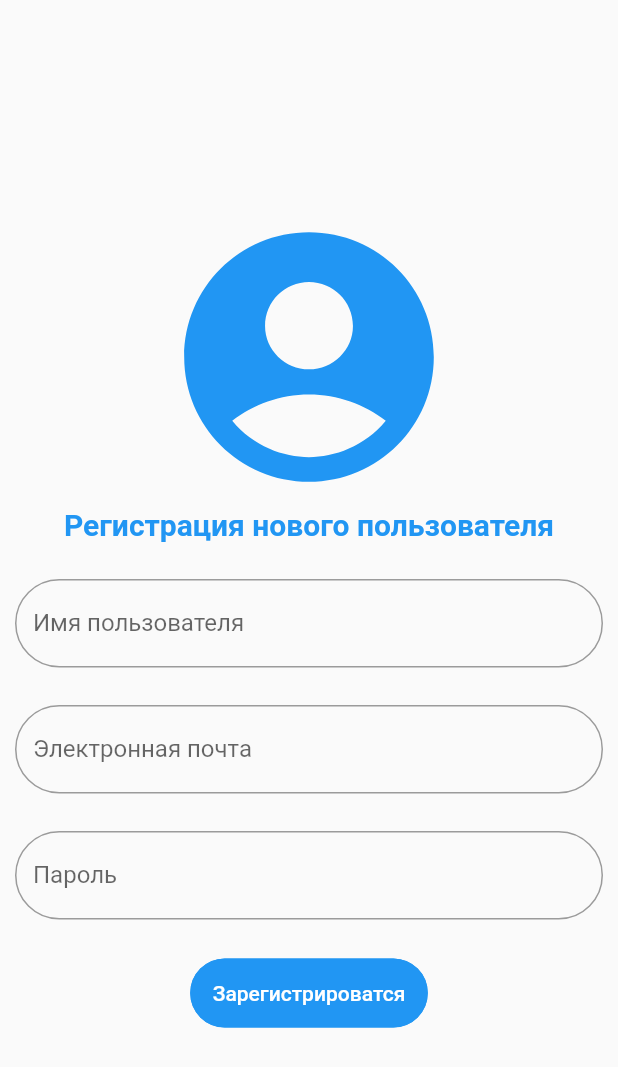
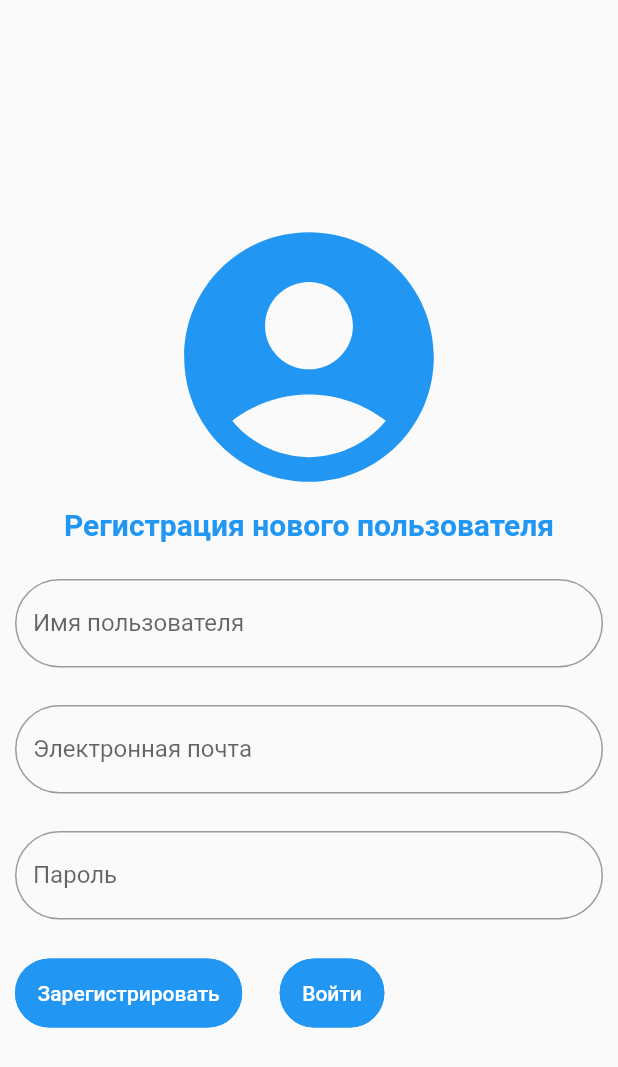
Before and after one commit to jepashe/septic, a Flutter app: the screen it shows after launch, on a phone screen of 412 x 824 dp. Shown: the top 1067 px of the screen. Run offline on Flutter 3.47's test engine with Material 2 defaults, Android fonts, the phone set to English and light mode, and no system bars; our stand-ins replace bloc, dio, equatable, firebase_core, firebase_messaging, flutter_bloc and 2 more; missing offline and left inert: flutter_phone_direct_caller; accounts and stored records are empty.

Commit message:
новый блок

```diff
--- a/septic/lib/blocs/load_app/load_bloc.dart
+++ b/septic/lib/blocs/load_app/load_bloc.dart
@@ -1,4 +1,4 @@
-import 'dart:convert';
+
 import 'package:bloc/bloc.dart';
 import 'package:septic/domain/store_repository.dart';
 import 'package:septic/entity/user.dart';
@@ -32,6 +32,8 @@ class LoadingAppBloc extends Bloc<LoadingAppEvent, LoadingAppState> {
 
       if (_storeRepository.checkIsEmpty()) {
         emit(LoadingAppWithoutUsersState());
+      } else {
+        emit(LoadingAppWithUsersState());
       }
       /*
       if (_storeRepository.checkConfirmPinUser()) {
--- a/septic/lib/blocs/load_app/load_state.dart
+++ b/septic/lib/blocs/load_app/load_state.dart
@@ -8,11 +8,7 @@ class LoadingAppStartState extends LoadingAppState {}
 class LoadingAppWithoutUsersState extends LoadingAppState {}
 
 // Если есть сохраненый пользователь в приложении
-class LoadingAppWithUsersState extends LoadingAppState {
-  final User user;
-
-  LoadingAppWithUsersState({required this.user});
-}
+class LoadingAppWithUsersState extends LoadingAppState {  }
 
 class LoadingAppSuccessState extends LoadingAppState {}
 
--- a/septic/lib/blocs/sign_up/signup_event.dart
+++ b/septic/lib/blocs/sign_in/sign_in_event.dart
@@ -1,12 +1,12 @@
-part of 'signup_bloc.dart';
+part of 'sign_in_bloc.dart';
 
-abstract class SignUpEvent {}
+abstract class SignInEvent {}
 
 // Для заполнения данных пользователя (Name, Email, Password)
-class SignUpEnteringFieldEvent extends SignUpEvent {}
+class SignUpEnteringFieldEvent extends SignInEvent {}
 
 // При нажатии кнопки зарегестрировать
-class SignUpNewUserEvent extends SignUpEvent {
+class SignUpNewUserEvent extends SignInEvent {
   String email, name, password;
   SignUpNewUserEvent({
     required this.email,
@@ -16,11 +16,11 @@ class SignUpNewUserEvent extends SignUpEvent {
 }
 
 // Для ввода кода подтверждения Email
-class SignUpEnteringConfirmCodeEmailEvent extends SignUpEvent {}
+class SignUpEnteringConfirmCodeEmailEvent extends SignInEvent {}
 
 // При нажатии кнопки подвердить Email
 
-class SignUpConfirmCodePinEvent extends SignUpEvent {
+class SignUpConfirmCodePinEvent extends SignInEvent {
   String code;
   SignUpConfirmCodePinEvent({
     required this.code,
@@ -28,7 +28,7 @@ class SignUpConfirmCodePinEvent extends SignUpEvent {
 }
 
 // Если Email подтвержден запрос на получение токена авторизации
-class SignUpGetTokenEvent extends SignUpEvent {
+class SignUpGetTokenEvent extends SignInEvent {
   String password;
   SignUpGetTokenEvent({
     required this.password,
--- a/septic/lib/blocs/sign_up/signup_bloc.dart
+++ b/septic/lib/blocs/sign_up/sign_up_bloc.dart
@@ -3,8 +3,8 @@ import 'package:equatable/equatable.dart';
 import 'package:septic/domain/auth_repository.dart';
 import 'package:septic/domain/store_repository.dart';
 
-part 'signup_event.dart';
-part 'signup_state.dart';
+part 'sign_up_event.dart';
+part 'sign_up_state.dart';
 
 class SignUpBloc extends Bloc<SignUpEvent, SignUpState> {
   SignUpBloc(
--- /dev/null
+++ b/septic/lib/blocs/sign_up/sign_up_event.dart
@@ -0,0 +1,36 @@
+part of 'sign_up_bloc.dart';
+
+abstract class SignUpEvent {}
+
+// Для заполнения данных пользователя (Name, Email, Password)
+class SignUpEnteringFieldEvent extends SignUpEvent {}
+
+// При нажатии кнопки зарегестрировать
+class SignUpNewUserEvent extends SignUpEvent {
+  String email, name, password;
+  SignUpNewUserEvent({
+    required this.email,
+    required this.name,
+    required this.password,
+  });
+}
+
+// Для ввода кода подтверждения Email
+class SignUpEnteringConfirmCodeEmailEvent extends SignUpEvent {}
+
+// При нажатии кнопки подвердить Email
+
+class SignUpConfirmCodePinEvent extends SignUpEvent {
+  String code;
+  SignUpConfirmCodePinEvent({
+    required this.code,
+  });
+}
+
+// Если Email подтвержден запрос на получение токена авторизации
+class SignUpGetTokenEvent extends SignUpEvent {
+  String password;
+  SignUpGetTokenEvent({
+    required this.password,
+  });
+}
--- a/septic/lib/blocs/sign_up/signup_state.dart
+++ b/septic/lib/blocs/sign_up/sign_up_state.dart
@@ -1,4 +1,4 @@
-part of 'signup_bloc.dart';
+part of 'sign_up_bloc.dart';
 
 abstract class SignUpState extends Equatable {}
 
--- a/septic/lib/core/app.dart
+++ b/septic/lib/core/app.dart
@@ -3,7 +3,8 @@ import 'package:flutter_bloc/flutter_bloc.dart';
 import 'package:hive_flutter/hive_flutter.dart';
 import 'package:septic/blocs/load_app/load_bloc.dart';
 import 'package:septic/blocs/septic_bloc/septic_bloc.dart';
-import 'package:septic/blocs/sign_up/signup_bloc.dart';
+import 'package:septic/blocs/sign_up/sign_up_bloc.dart';
+
 import 'package:septic/core/navigation.dart';
 import 'package:septic/domain/auth_repository.dart';
 import 'package:septic/domain/septic_repository.dart';
--- a/septic/lib/core/navigation.dart
+++ b/septic/lib/core/navigation.dart
@@ -1,11 +1,13 @@
 import 'package:flutter/material.dart';
-import 'package:septic/screens/signup_screen.dart';
+import 'package:septic/screens/sign_in_screen.dart';
+import 'package:septic/screens/sign_up_screen.dart';
 import 'package:septic/screens/splash_screen.dart';
 import 'package:septic/screens/title_screen.dart';
 
 abstract class MainNavigationRouteNames {
   static const splash = 'splash';
   static const signup = '/signup';
+  static const signin = '/signin';
   static const titleScreen = '/title_screen';
   static const settingsScreen = '/settings';
 }
@@ -14,6 +16,7 @@ class MainNavigation {
   final routes = <String, Widget Function(BuildContext)>{
     MainNavigationRouteNames.splash: (context) => const SplashScreen(),
     MainNavigationRouteNames.signup: (context) => const SignUpScreen(),
+    MainNavigationRouteNames.signin: (context) => const SignInScreen(),
     MainNavigationRouteNames.titleScreen: (context) => const TitleScreen(),
     //MainNavigationRouteNames.settingsScreen: (context) => SettingsScreen(),
   };
--- a/septic/lib/main.dart
+++ b/septic/lib/main.dart
@@ -4,7 +4,7 @@ import 'package:flutter/material.dart';
 import 'package:hive_flutter/hive_flutter.dart';
 import 'package:firebase_core/firebase_core.dart';
 import 'package:firebase_messaging/firebase_messaging.dart';
-import 'package:septic/blocs/sign_up/signup_bloc.dart';
+import 'package:septic/blocs/septic_bloc/septic_bloc.dart';
 import 'package:septic/core/app.dart';
 import 'package:septic/entity/user.dart';
 
--- a/septic/lib/screens/signup_screen.dart
+++ b/septic/lib/screens/sign_up_screen.dart
@@ -1,6 +1,6 @@
 import 'package:flutter/material.dart';
 import 'package:flutter_bloc/flutter_bloc.dart';
-import 'package:septic/blocs/sign_up/signup_bloc.dart';
+import 'package:septic/blocs/sign_up/sign_up_bloc.dart';
 import 'package:septic/core/navigation.dart';
 
 class SignUpScreen extends StatelessWidget {
@@ -8,13 +8,13 @@ class SignUpScreen extends StatelessWidget {
 
   @override
   Widget build(BuildContext context) {
-    return Scaffold(
+    return const Scaffold(
       body: Padding(
-        padding: const EdgeInsets.only(left: 10, right: 10),
+        padding: EdgeInsets.only(left: 10, right: 10),
         child: Column(
           crossAxisAlignment: CrossAxisAlignment.start,
           mainAxisAlignment: MainAxisAlignment.center,
-          children: const [SignUpWidget()],
+          children: [SignUpWidget()],
         ),
       ),
     );
@@ -118,7 +118,8 @@ class SignUpWidget extends StatelessWidget {
           WidgetsBinding.instance.addPostFrameCallback(
               (_) => ScaffoldMessenger.of(context).showSnackBar(snackBar));
         }
-        return Column(children: [
+        return SingleChildScrollView(
+          child: Column(children: [
             const Icon(
               Icons.account_circle,
               color: Colors.blue,
@@ -160,8 +161,11 @@ class SignUpWidget extends StatelessWidget {
               controller: _passwordInput,
             ),
             const SizedBox(height: 25),
+
+            Row(
+              children: [
                 TextButton(
-              child: const Text("Зарегистрироватся",
+                    child: const Text("Зарегистрировать",
                         style: TextStyle(fontSize: 14)),
                     style: ButtonStyle(
                         padding: MaterialStateProperty.all<EdgeInsets>(
@@ -179,8 +183,29 @@ class SignUpWidget extends StatelessWidget {
                           email: _emailInput.text,
                           name: _nameInput.text,
                           password: _passwordInput.text));
-              })),
-        ]);
+                    }),),
+                    const SizedBox(width: 25),
+                TextButton(
+                    child: const Text("Войти",
+                        style: TextStyle(fontSize: 14)),
+                    style: ButtonStyle(
+                        padding: MaterialStateProperty.all<EdgeInsets>(
+                            const EdgeInsets.all(15)),
+                        foregroundColor:
+                            MaterialStateProperty.all<Color>(Colors.white),
+                        backgroundColor:
+                            MaterialStateProperty.all<Color>(Colors.blue),
+                        shape: MaterialStateProperty.all<RoundedRectangleBorder>(
+                            RoundedRectangleBorder(
+                                borderRadius: BorderRadius.circular(30),
+                                side: const BorderSide(color: Colors.blue)))),
+                    onPressed: (() {
+
+                    }),),
+              ],
+            ),
+          ]),
+        );
       },
     );
   }
--- a/septic/lib/screens/splash_screen.dart
+++ b/septic/lib/screens/splash_screen.dart
@@ -13,6 +13,9 @@ class SplashScreen extends StatelessWidget {
         if (state is LoadingAppWithoutUsersState) {
           Navigator.pushNamed(context, MainNavigationRouteNames.signup);
         }
+        if (state is LoadingAppWithUsersState) {
+          Navigator.pushNamed(context, MainNavigationRouteNames.signin);
+        }
         if (state is LoadingAppErrorState) {
           const snackBar = SnackBar(content: Text('state.error'));
           ScaffoldMessenger.of(context).showSnackBar(snackBar);
```
Also changed, not shown: septic/lib/blocs/sign_in/sign_in_bloc.dart (added, +60 -0 lines), septic/lib/blocs/sign_in/sign_in_state.dart (added, +10 -0 lines), septic/lib/domain/store_repository.dart (+6 -3 lines), septic/lib/screens/sign_in_screen.dart (added, +191 -0 lines). Lines whose indentation alone changed are shown as unchanged.
